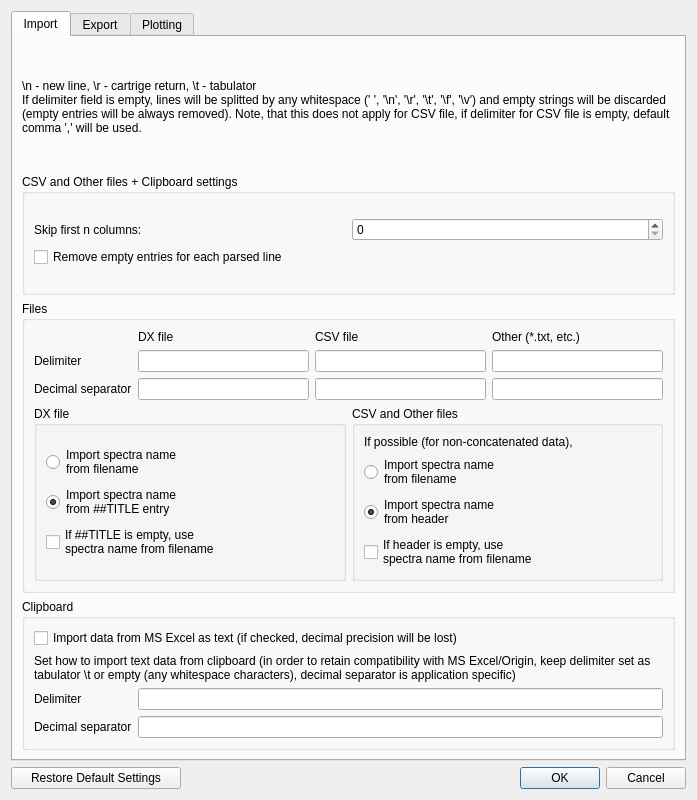
Old version of the form dialogs/gui_settings.ui in the repository dmadea/Spectra-Manipulator.
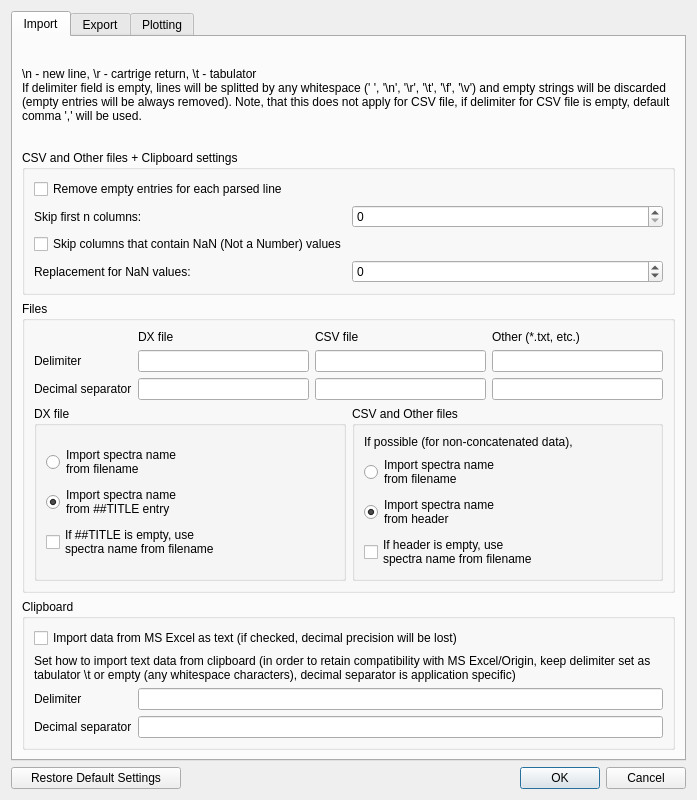
New version of the form. The open tabs and pages were chosen to show the change.

Commit message: settings skip nan columns, nan replacement added, general parser, assume sorted spectrum_new.py

```diff
--- a/dialogs/gui_settings.ui
+++ b/dialogs/gui_settings.ui
@@ -92,6 +92,13 @@
              <layout class="QGridLayout" name="gridLayout_7">
               <item row="0" column="0">
                <layout class="QVBoxLayout" name="verticalLayout_10">
+                <item>
+                 <widget class="QCheckBox" name="cbRemoveEmptyEntries">
+                  <property name="text">
+                   <string>Remove empty entries for each parsed line</string>
+                  </property>
+                 </widget>
+                </item>
                 <item>
                  <layout class="QHBoxLayout" name="horizontalLayout_3">
                   <item>
@@ -111,12 +118,33 @@
                  </layout>
                 </item>
                 <item>
-                 <widget class="QCheckBox" name="cbRemoveEmptyEntries">
+                 <widget class="QCheckBox" name="cbSkipNaNColumns">
                   <property name="text">
-                   <string>Remove empty entries for each parsed line</string>
+                   <string>Skip columns that contain NaN (Not a Number) values</string>
                   </property>
                  </widget>
                 </item>
+                <item>
+                 <layout class="QHBoxLayout" name="horizontalLayout_5">
+                  <item>
+                   <widget class="QLabel" name="label_13">
+                    <property name="text">
+                     <string>Replacement for NaN values:</string>
+                    </property>
+                   </widget>
+                  </item>
+                  <item>
+                   <widget class="QSpinBox" name="sbNaNReplacement">
+                    <property name="minimum">
+                     <number>-999999</number>
+                    </property>
+                    <property name="maximum">
+                     <number>9999997</number>
+                    </property>
+                   </widget>
+                  </item>
+                 </layout>
+                </item>
                </layout>
               </item>
              </layout>
```
Left out of the diff: 2 changed lines with no effect on the pictures. The commit also changes 10 other files.
